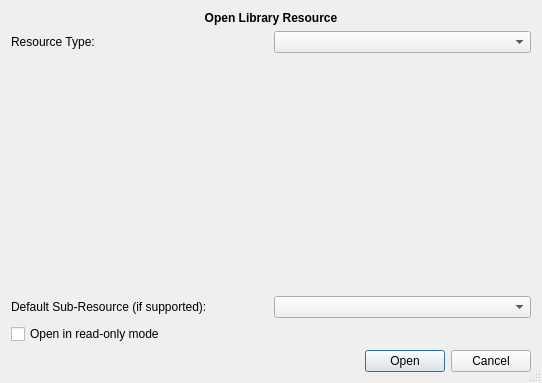
This is src/klflibopenresourcedlg.ui in CryFeiFei/klatexformula as Qt 5 draws it before an edit. The edited form follows.
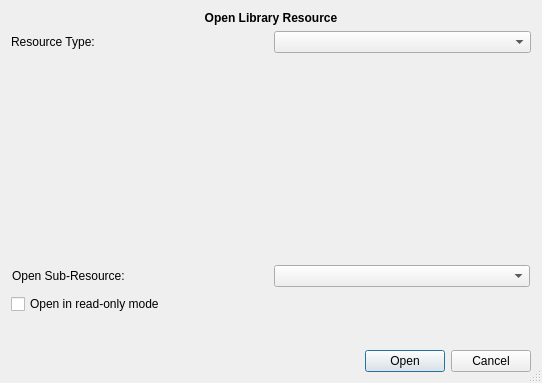
This is the edited form.

Commit message: * Worked on Win32 * Archive displays in category mode in a freshly created library * Glow Effect ;-) * CMAKE_DEBUG_POSTFIX handled correctly for debug builds (at least on win32) * Display label in library entry editor promoted to KLFDisplayLabel * many small fixes

```diff
--- a/src/klflibopenresourcedlg.ui
+++ b/src/klflibopenresourcedlg.ui
@@ -52,7 +52,7 @@
    <item row="1" column="1">
     <widget class="QComboBox" name="cbxType"/>
    </item>
-   <item row="5" column="0" colspan="2">
+   <item row="6" column="0" colspan="2">
     <widget class="QDialogButtonBox" name="btnBar">
      <property name="standardButtons">
       <set>QDialogButtonBox::Cancel|QDialogButtonBox::Open</set>
@@ -71,15 +71,52 @@
      </property>
     </widget>
    </item>
-   <item row="3" column="0">
-    <widget class="QLabel" name="lblSubResource">
-     <property name="text">
-      <string>Default Sub-Resource (if supported):</string>
+   <item row="5" column="0" colspan="2">
+    <spacer name="vspc">
+     <property name="orientation">
+      <enum>Qt::Vertical</enum>
      </property>
-    </widget>
+     <property name="sizeType">
+      <enum>QSizePolicy::Preferred</enum>
+     </property>
+     <property name="sizeHint" stdset="0">
+      <size>
+       <width>20</width>
+       <height>30</height>
+      </size>
+     </property>
+    </spacer>
    </item>
-   <item row="3" column="1">
-    <widget class="QComboBox" name="cbxSubResource"/>
+   <item row="3" column="0" colspan="2">
+    <widget class="QFrame" name="frmSubResource">
+     <property name="frameShape">
+      <enum>QFrame::NoFrame</enum>
+     </property>
+     <property name="frameShadow">
+      <enum>QFrame::Plain</enum>
+     </property>
+     <property name="lineWidth">
+      <number>0</number>
+     </property>
+     <property name="midLineWidth">
+      <number>0</number>
+     </property>
+     <layout class="QGridLayout" name="lyt_frmSubResource">
+      <property name="margin">
+       <number>1</number>
+      </property>
+      <item row="0" column="0">
+       <widget class="QLabel" name="lblSubResource">
+        <property name="text">
+         <string>Open Sub-Resource:</string>
+        </property>
+       </widget>
+      </item>
+      <item row="0" column="1">
+       <widget class="QComboBox" name="cbxSubResource"/>
+      </item>
+     </layout>
+    </widget>
    </item>
   </layout>
  </widget>
```
The commit also changes 29 other files.
